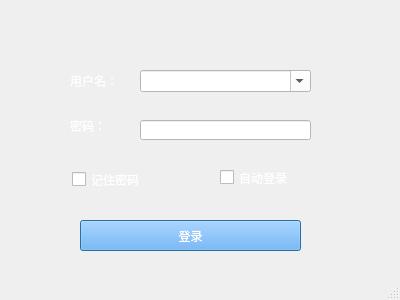
This is Client/logindialog/logindialog.ui in YYC572652645/PySocket as Qt 5 draws it before an edit. The edited form follows.
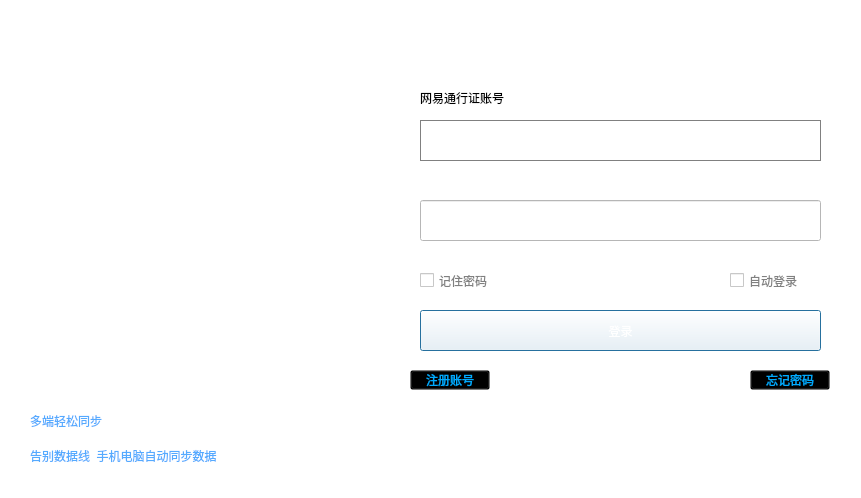
This is the edited form. Icons and pictures are not drawn.

What changed in the file:
```diff
--- a/Client/logindialog/logindialog.ui
+++ b/Client/logindialog/logindialog.ui
@@ -6,25 +6,28 @@
    <rect>
     <x>0</x>
     <y>0</y>
-    <width>400</width>
-    <height>300</height>
+    <width>861</width>
+    <height>498</height>
    </rect>
   </property>
   <property name="minimumSize">
    <size>
-    <width>400</width>
-    <height>300</height>
+    <width>861</width>
+    <height>498</height>
    </size>
   </property>
   <property name="maximumSize">
    <size>
-    <width>400</width>
-    <height>300</height>
+    <width>861</width>
+    <height>498</height>
    </size>
   </property>
   <property name="windowTitle">
    <string/>
   </property>
+  <property name="styleSheet">
+   <string notr="true">background-color:white;</string>
+  </property>
   <property name="sizeGripEnabled">
    <bool>true</bool>
   </property>
@@ -34,76 +37,45 @@
   <widget class="QPushButton" name="pushButtonLogin">
    <property name="geometry">
     <rect>
-     <x>80</x>
-     <y>220</y>
-     <width>221</width>
-     <height>31</height>
+     <x>420</x>
+     <y>310</y>
+     <width>401</width>
+     <height>41</height>
     </rect>
    </property>
    <property name="styleSheet">
-    <string notr="true">background-color: rgb(85, 170, 255);
+    <string notr="true">border-image: url(:/image/image/loginbackground.png);
 color:white;</string>
    </property>
    <property name="text">
     <string>登录</string>
    </property>
   </widget>
-  <widget class="QLabel" name="label">
-   <property name="geometry">
-    <rect>
-     <x>70</x>
-     <y>70</y>
-     <width>54</width>
-     <height>21</height>
-    </rect>
-   </property>
-   <property name="styleSheet">
-    <string notr="true">color:white;</string>
-   </property>
-   <property name="text">
-    <string>用户名：</string>
-   </property>
-  </widget>
-  <widget class="QLabel" name="label_2">
-   <property name="geometry">
-    <rect>
-     <x>70</x>
-     <y>115</y>
-     <width>54</width>
-     <height>21</height>
-    </rect>
-   </property>
-   <property name="styleSheet">
-    <string notr="true">color:white;</string>
-   </property>
-   <property name="text">
-    <string>密码：</string>
-   </property>
-  </widget>
   <widget class="QLineEdit" name="lineEditPassWord">
    <property name="geometry">
     <rect>
-     <x>140</x>
-     <y>120</y>
-     <width>171</width>
-     <height>20</height>
+     <x>420</x>
+     <y>200</y>
+     <width>401</width>
+     <height>41</height>
     </rect>
    </property>
    <property name="styleSheet">
-    <string notr="true">background-color: rgb(255, 255, 255);</string>
+    <string notr="true"/>
    </property>
   </widget>
   <widget class="QCheckBox" name="checkBoxRemeber">
    <property name="geometry">
     <rect>
-     <x>72</x>
-     <y>169</y>
+     <x>420</x>
+     <y>270</y>
      <width>91</width>
      <height>21</height>
     </rect>
    </property>
    <property name="styleSheet">
-    <string notr="true">color:white;</string>
+    <string notr="true">color:gray;
+font: 10pt &quot;宋体&quot;;</string>
    </property>
    <property name="text">
     <string>记住密码</string>
@@ -112,14 +84,15 @@
   <widget class="QCheckBox" name="checkBoxAuto">
    <property name="geometry">
     <rect>
-     <x>220</x>
-     <y>167</y>
+     <x>730</x>
+     <y>270</y>
      <width>91</width>
      <height>21</height>
     </rect>
    </property>
    <property name="styleSheet">
-    <string notr="true">color:white;</string>
+    <string notr="true">color:gray;
+font: 10pt &quot;宋体&quot;;</string>
    </property>
    <property name="text">
     <string>自动登录</string>
@@ -128,19 +101,165 @@
   <widget class="QComboBox" name="comboBoxUserName">
    <property name="geometry">
     <rect>
-     <x>140</x>
-     <y>70</y>
-     <width>171</width>
-     <height>22</height>
+     <x>420</x>
+     <y>120</y>
+     <width>401</width>
+     <height>41</height>
     </rect>
    </property>
    <property name="styleSheet">
-    <string notr="true">background-color: rgb(255, 255, 255);</string>
+    <string notr="true">QComboBox{border:1px solid gray;}
+QComboBox QAbstractItemView::item{height:25px;}
+QComboBox::down-arrow{image:url(:/image/image/down.png);}
+QComboBox::drop-down{border:0px;min-width: 40px;}</string>
    </property>
    <property name="editable">
     <bool>true</bool>
    </property>
   </widget>
+  <widget class="QWidget" name="widget" native="true">
+   <property name="geometry">
+    <rect>
+     <x>0</x>
+     <y>0</y>
+     <width>351</width>
+     <height>498</height>
+    </rect>
+   </property>
+   <property name="styleSheet">
+    <string notr="true">background-image: url(:/image/image/background.png);</string>
+   </property>
+   <widget class="QLabel" name="labelImage">
+    <property name="geometry">
+     <rect>
+      <x>40</x>
+      <y>90</y>
+      <width>271</width>
+      <height>311</height>
+     </rect>
+    </property>
+    <property name="styleSheet">
+     <string notr="true">border-image: url(:/image/image/IntroGif.gif);</string>
+    </property>
+    <property name="text">
+     <string/>
+    </property>
+   </widget>
+   <widget class="QLabel" name="labelNode">
+    <property name="geometry">
+     <rect>
+      <x>80</x>
+      <y>40</y>
+      <width>171</width>
+      <height>38</height>
+     </rect>
+    </property>
+    <property name="styleSheet">
+     <string notr="true"/>
+    </property>
+    <property name="text">
+     <string/>
+    </property>
+   </widget>
+   <widget class="QLabel" name="labelText">
+    <property name="geometry">
+     <rect>
+      <x>0</x>
+      <y>351</y>
+      <width>351</width>
+      <height>141</height>
+     </rect>
+    </property>
+    <property name="text">
+     <string/>
+    </property>
+   </widget>
+   <widget class="QLabel" name="label">
+    <property name="geometry">
+     <rect>
+      <x>30</x>
+      <y>400</y>
+      <width>251</width>
+      <height>41</height>
+     </rect>
+    </property>
+    <property name="styleSheet">
+     <string notr="true">font: 75 18pt &quot;宋体&quot;;
+color: rgb(85, 170, 255);</string>
+    </property>
+    <property name="text">
+     <string>多端轻松同步</string>
+    </property>
+   </widget>
+   <widget class="QLabel" name="label_2">
+    <property name="geometry">
+     <rect>
+      <x>30</x>
+      <y>440</y>
+      <width>261</width>
+      <height>31</height>
+     </rect>
+    </property>
+    <property name="styleSheet">
+     <string notr="true">color: rgb(85, 170, 255);</string>
+    </property>
+    <property name="text">
+     <string>告别数据线  手机电脑自动同步数据</string>
+    </property>
+   </widget>
+  </widget>
+  <widget class="QLabel" name="label_3">
+   <property name="geometry">
+    <rect>
+     <x>420</x>
+     <y>90</y>
+     <width>101</width>
+     <height>16</height>
+    </rect>
+   </property>
+   <property name="styleSheet">
+    <string notr="true">font: 75 10pt &quot;宋体&quot;;</string>
+   </property>
+   <property name="text">
+    <string>网易通行证账号</string>
+   </property>
+  </widget>
+  <widget class="QPushButton" name="pushButtonRegister">
+   <property name="geometry">
+    <rect>
+     <x>410</x>
+     <y>370</y>
+     <width>80</width>
+     <height>20</height>
+    </rect>
+   </property>
+   <property name="styleSheet">
+    <string notr="true">background-color:transparent;
+color: rgb(0, 170, 255);
+font: 10pt &quot;宋体&quot;;</string>
+   </property>
+   <property name="text">
+    <string>注册账号</string>
+   </property>
+  </widget>
+  <widget class="QPushButton" name="pushButtonForgetPassWord">
+   <property name="geometry">
+    <rect>
+     <x>750</x>
+     <y>370</y>
+     <width>80</width>
+     <height>20</height>
+    </rect>
+   </property>
+   <property name="styleSheet">
+    <string notr="true">background-color:transparent;
+font: 10pt &quot;宋体&quot;;
+color: rgb(0, 170, 255);</string>
+   </property>
+   <property name="text">
+    <string>忘记密码</string>
+   </property>
+  </widget>
  </widget>
  <resources/>
  <connections/>
```
